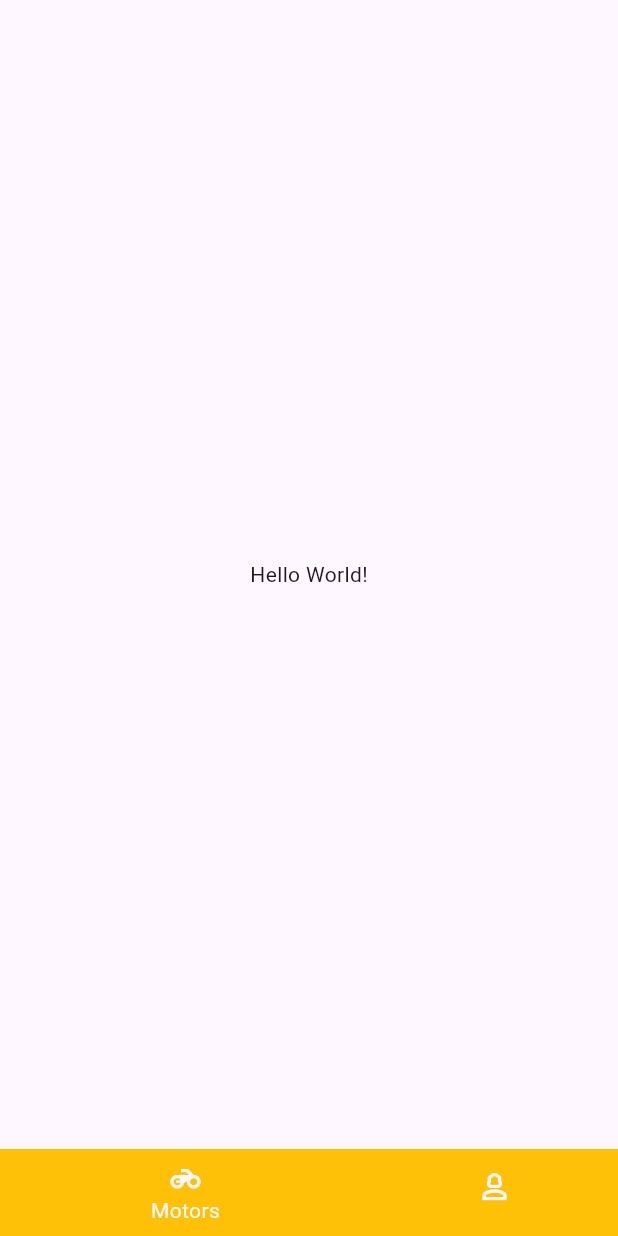
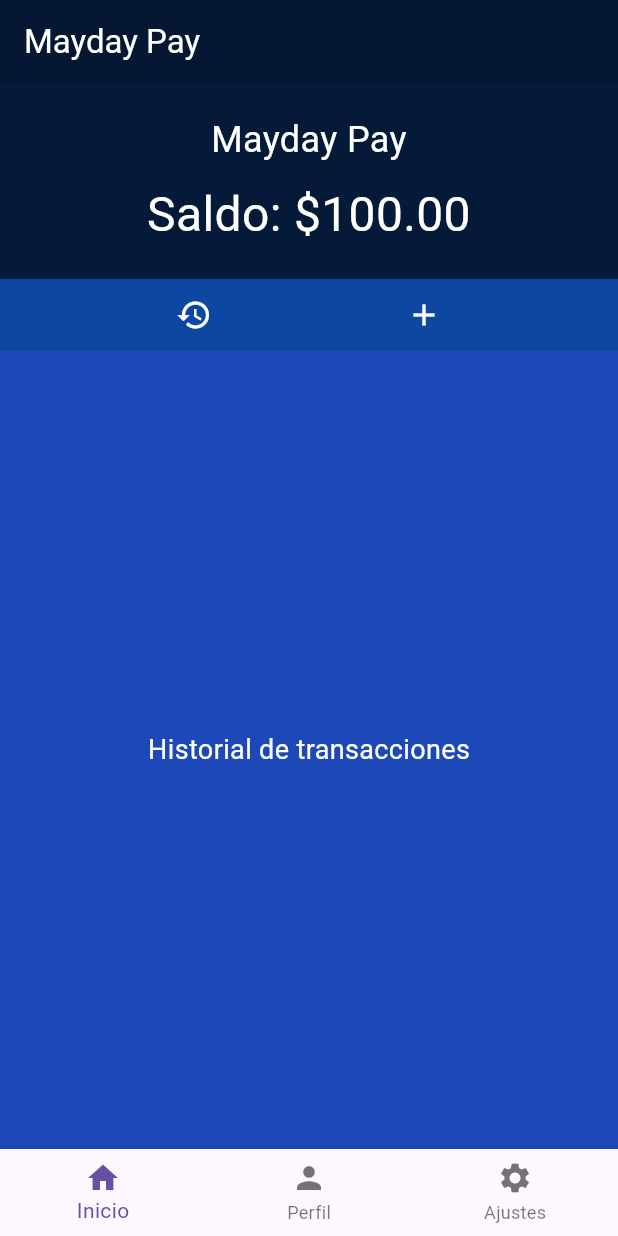
Before and after one commit to sambayoyo/Proyecto_movil, a Flutter app: the screen it shows after launch, on a phone screen of 412 x 824 dp. Run offline on Flutter 3.47's test engine with Material 3 defaults, Android fonts, the light colour scheme and no system bars.

Commit message:
cambio de jesu y leo en el mydaypay

```diff
--- /dev/null
+++ b/lib/Widgets/maydaypay.dart
@@ -0,0 +1,110 @@
+import 'package:flutter/material.dart';
+
+class WalletScreen extends StatelessWidget {
+  @override
+  Widget build(BuildContext context) {
+    return Scaffold(
+      appBar: AppBar(
+        title: Text(
+          'Mayday Pay',
+          style: TextStyle(color: Colors.white),
+        ),
+        backgroundColor: const Color.fromARGB(
+            255, 5, 23, 50), // Color azul oscuro para la AppBar
+      ),
+      body: Column(
+        crossAxisAlignment: CrossAxisAlignment.stretch,
+        children: [
+          // Logo de la wallet y Saldo de la cuenta
+          Container(
+            padding: EdgeInsets.all(20.0),
+            color: const Color.fromARGB(
+                255, 5, 26, 57), // Color azul oscuro para el Container
+            child: Column(
+              children: [
+                Text(
+                  'Mayday Pay',
+                  textAlign: TextAlign.center,
+                  style: TextStyle(fontSize: 24.0, color: Colors.white),
+                ),
+                SizedBox(height: 10.0), // Espacio entre los textos
+                Text(
+                  'Saldo: \$100.00',
+                  textAlign: TextAlign.center,
+                  style: TextStyle(fontSize: 32.0, color: Colors.white),
+                ),
+              ],
+            ),
+          ),
+          // Iconos de historial y recarga
+          Container(
+            color: Colors.blue[900], // Color azul oscuro para el fondo del Row
+            child: Row(
+              mainAxisAlignment: MainAxisAlignment.spaceEvenly,
+              children: [
+                IconButton(
+                  icon: Icon(Icons.history, color: Colors.white),
+                  onPressed: () {
+                    // Implementa la acción para el historial
+                  },
+                ),
+                IconButton(
+                  icon: Icon(Icons.add, color: Colors.white),
+                  onPressed: () {
+                    // Redirecciona a la pantalla de recarga
+                    Navigator.push(
+                      context,
+                      MaterialPageRoute(builder: (context) => RecargaScreen()),
+                    );
+                  },
+                ),
+              ],
+            ),
+          ),
+          // Espacio para mostrar el historial de transacciones
+          Expanded(
+            child: Container(
+              color: Color.fromARGB(255, 28, 72, 184),
+              child: Center(
+                child: Text(
+                  'Historial de transacciones',
+                  style: TextStyle(fontSize: 18.0, color: Colors.white),
+                ),
+              ),
+            ),
+          ),
+        ],
+      ),
+      bottomNavigationBar: BottomNavigationBar(
+        items: const <BottomNavigationBarItem>[
+          BottomNavigationBarItem(
+            icon: Icon(Icons.home),
+            label: 'Inicio',
+          ),
+          BottomNavigationBarItem(
+            icon: Icon(Icons.person),
+            label: 'Perfil',
+          ),
+          BottomNavigationBarItem(
+            icon: Icon(Icons.settings),
+            label: 'Ajustes',
+          ),
+        ],
+      ),
+    );
+  }
+}
+
+class RecargaScreen extends StatelessWidget {
+  @override
+  Widget build(BuildContext context) {
+    return Scaffold(
+      appBar: AppBar(
+        title: Text('Recargar'),
+      ),
+      body: Center(
+        child: Text('Pantalla de recarga'),
+      ),
+    );
+  }
+}
--- a/lib/main.dart
+++ b/lib/main.dart
@@ -1,5 +1,5 @@
 import 'package:flutter/material.dart';
-import 'package:flutter_application_1/Widgets/MyHomePage.dart';
+import 'package:flutter_application_1/Widgets/maydaypay.dart';
 
 void main() => runApp(MyApp());
 
@@ -17,7 +17,8 @@
         primarySwatch: Colors.blue,
       ),
       // A widget which will be started on application startup
-      home: MyHomePage(), // Aquí estableces LoginPage como la pantalla inicial
+      home:
+          WalletScreen(), // Aquí estableces LoginPage como la pantalla inicial
     );
   }
 }
```
Also changed, not shown: pubspec.lock.
